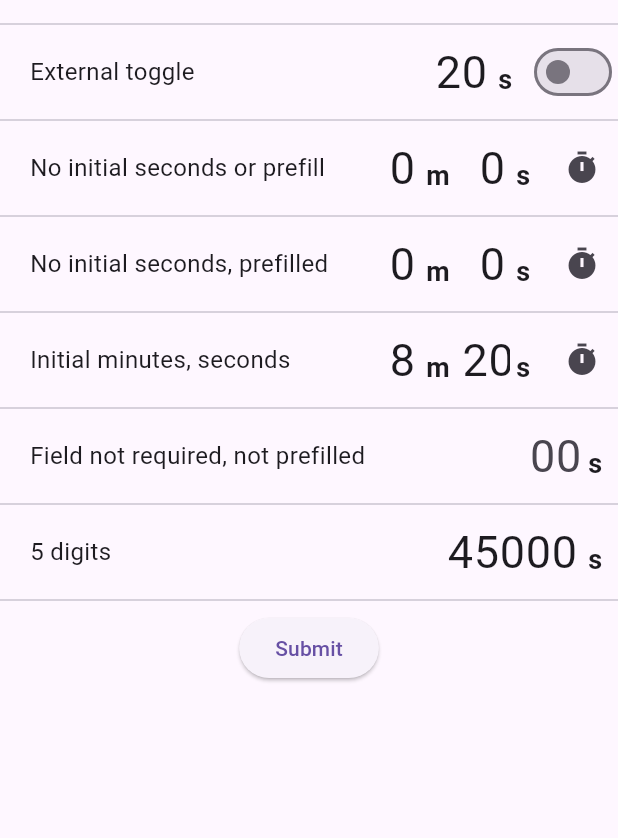
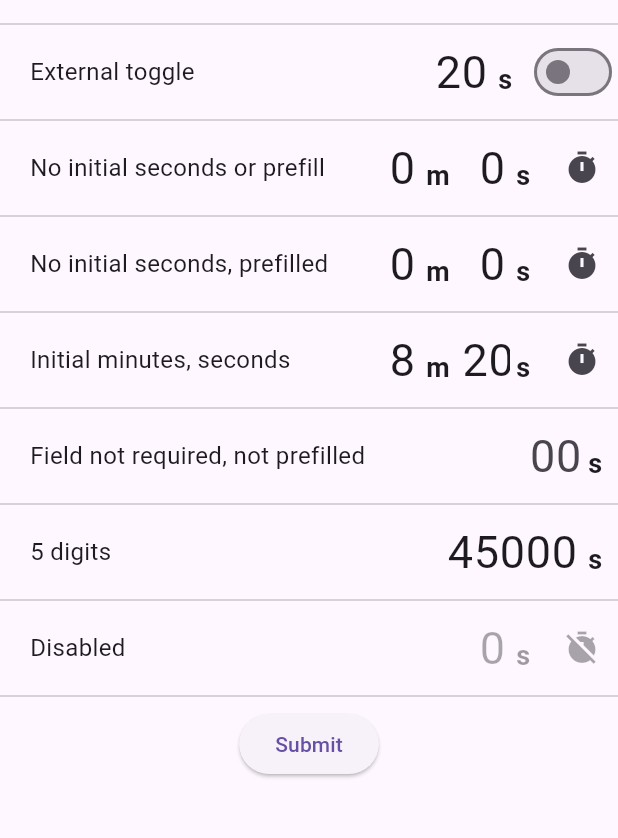
Before and after one commit to a-mabe/unit_number_input, a Flutter app: the screen it shows after launch, scrolled down 56 dp, after a tap on the "timer off" icon, on a phone screen of 412 x 824 dp, the part 84-922 px from its top. Run offline on Flutter 3.47's test engine with Material 3 defaults, Android fonts, the phone set to English and light mode, and no system bars.

Commit message:
Enabled flag

```diff
--- a/example/lib/main.dart
+++ b/example/lib/main.dart
@@ -46,6 +46,7 @@ class _MyHomePageState extends State<MyHomePage> {
       UnitNumberInputController(initialSeconds: 500, startInMinutesMode: true),
       UnitNumberInputController(),
       UnitNumberInputController(initialSeconds: 45000),
+      UnitNumberInputController(),
     ];
   }
 
@@ -219,6 +220,25 @@ class _MyHomePageState extends State<MyHomePage> {
                     ],
                   ),
                   Divider(),
+                  Row(
+                    mainAxisAlignment: MainAxisAlignment.end,
+                    children: [
+                      const SizedBox(width: 20),
+                      Text('Disabled', style: TextStyle(fontSize: 16)),
+                      const Spacer(),
+                      FittedBox(
+                        fit: BoxFit.contain,
+                        child: UnitNumberInput(
+                          controller: _controllers[7],
+                          enabled: false,
+                          onChanged: (seconds) {
+                            print("Total seconds: $seconds");
+                          },
+                        ),
+                      ),
+                    ],
+                  ),
+                  Divider(),
                   ElevatedButton(
                     onPressed: () {
                       if (_formKey.currentState?.validate() ?? false) {
--- a/lib/unit_number_input.dart
+++ b/lib/unit_number_input.dart
@@ -37,6 +37,9 @@ class UnitNumberInput extends StatefulWidget {
   /// Whether the input is prefilled with the controller value.
   final bool prefill;
 
+  /// Whether the field is enabled.
+  final bool enabled;
+
   /// Callback function called when the form field is saved.
   final FormFieldSetter<int>? onSaved;
 
@@ -58,6 +61,7 @@ class UnitNumberInput extends StatefulWidget {
     this.maxSecondsDigits = 3,
     this.valueRequired = true,
     this.prefill = true,
+    this.enabled = true,
     this.onSaved,
     this.minutesFocusNode,
     this.secondsFocusNode,
@@ -190,6 +194,7 @@ class _UnitNumberInputState extends State<UnitNumberInput> {
             onChanged: _updateSecondsFromControllers,
             focusNode: widget.minutesFocusNode,
             maxValue: 99,
+            enabled: widget.enabled,
           ),
         if (minutesMode)
           SizedBox(
@@ -212,6 +217,7 @@ class _UnitNumberInputState extends State<UnitNumberInput> {
           onChanged: _updateSecondsFromControllers,
           focusNode: widget.secondsFocusNode,
           maxValue: minutesMode ? 59 : widget.maxTotalSeconds!.toDouble(),
+          enabled: widget.enabled,
         ),
         SizedBox(
           width: 20,
@@ -219,16 +225,23 @@ class _UnitNumberInputState extends State<UnitNumberInput> {
             padding: const EdgeInsets.fromLTRB(0, 0, 0, 6),
             child: Text(
               's',
-              style: const TextStyle(fontSize: 18, fontWeight: FontWeight.bold),
+              style: TextStyle(
+                fontSize: 18,
+                fontWeight: FontWeight.bold,
+                color: widget.enabled ? null : Theme.of(context).disabledColor,
+              ),
             ),
           ),
         ),
         if (widget.enableMinutesToggle)
           IconButton(
             icon: Icon(minutesMode ? Icons.timer : Icons.timer_off),
-            onPressed: () {
-              widget.controller.toggleMode(); // controller drives everything
-            },
+            onPressed: widget.enabled
+                ? () {
+                    widget.controller
+                        .toggleMode(); // controller drives everything
+                  }
+                : null,
           ),
       ],
     );
@@ -241,11 +254,13 @@ class _UnitNumberInputState extends State<UnitNumberInput> {
     required VoidCallback onChanged,
     required FocusNode? focusNode,
     required double maxValue,
+    required bool enabled,
   }) {
     return SizedBox(
       width: 20.0 * maxDigits,
       child: TextFormField(
         controller: controller,
+        enabled: enabled,
         maxLength: maxDigits,
         style: const TextStyle(fontSize: 30),
         textAlign: TextAlign.end,
--- a/pubspec.yaml
+++ b/pubspec.yaml
@@ -1,6 +1,6 @@
 name: unit_number_input
 description: "A Flutter package for minutes/seconds input with validation, input decoration, and conversion to total seconds."
-version: 0.1.0
+version: 0.1.1
 repository: https://github.com/a-mabe/unit_number_input
 
 funding:
```
Also changed, not shown: example/pubspec.lock, 1 other file.
